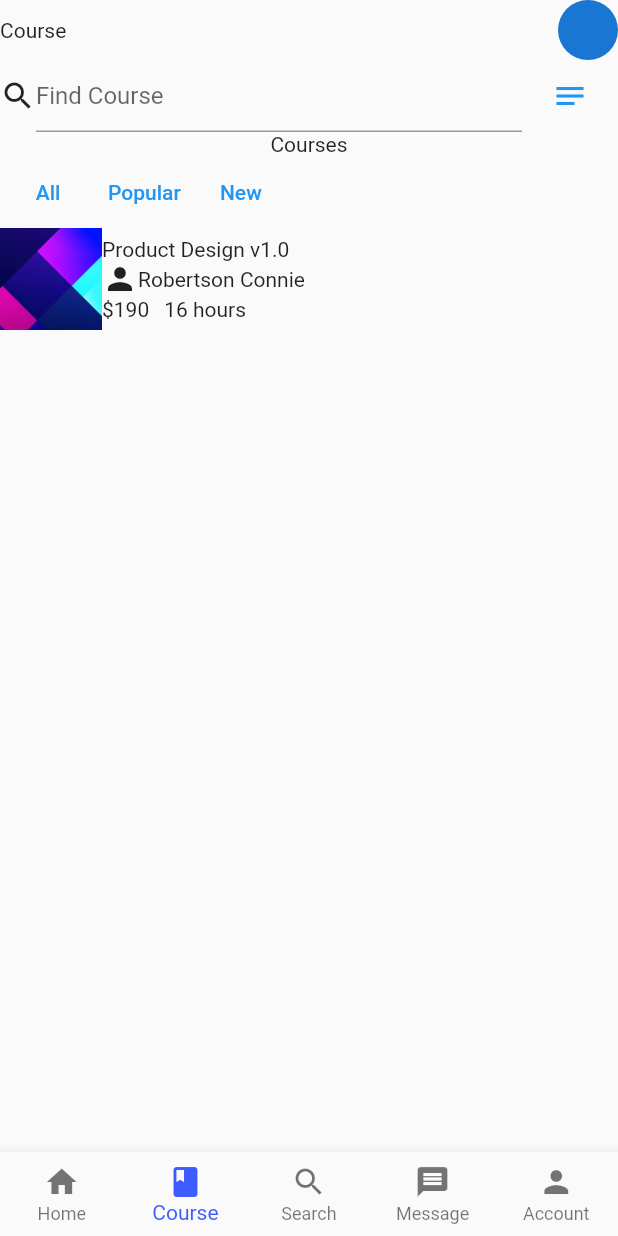
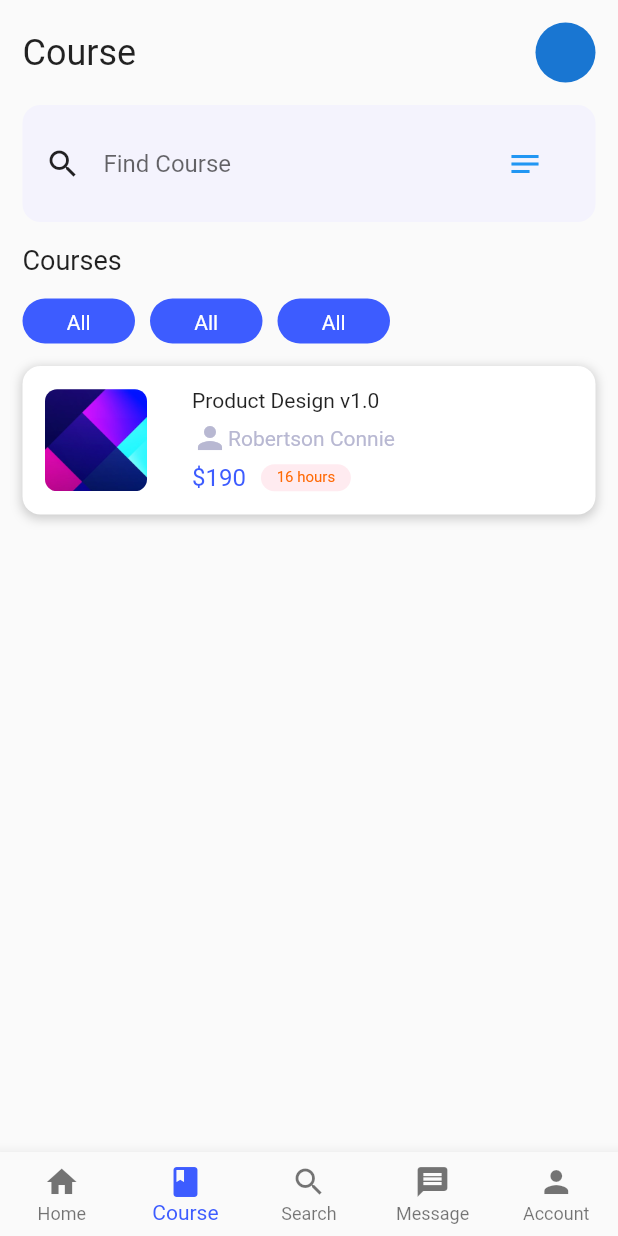
Before and after one commit to mfadlanridho/learning-app-flutter, a Flutter app: the NavigationScreen screen opened directly, item 2 of the bottom bar chosen, on a phone screen of 412 x 824 dp. Run offline on Flutter 3.47's test engine with Material 2 defaults, Android fonts, the phone set to English and light mode, and no system bars; our stand-ins replace introduction_screen.

Commit message:
course page

```diff
--- /dev/null
+++ b/lib/constants.dart
@@ -0,0 +1,2 @@
+const kTitleFontSize = 24.0;
+const kPadding = 15.0;
--- a/lib/pages/course_page.dart
+++ b/lib/pages/course_page.dart
@@ -1,4 +1,5 @@
 import 'package:flutter/material.dart';
+import 'package:online_learning/constants.dart';
 
 import '../widgets/search_bar.dart';
 
@@ -8,50 +9,144 @@ class CoursePage extends StatelessWidget {
   @override
   Widget build(BuildContext context) {
     return SafeArea(
+      child: Padding(
+        padding: const EdgeInsets.all(kPadding),
         child: Column(
+          crossAxisAlignment: CrossAxisAlignment.start,
           children: [
             Row(
               mainAxisAlignment: MainAxisAlignment.spaceBetween,
               children: [
-              Text('Course'),
+                Text(
+                  'Course',
+                  style: TextStyle(
+                    fontSize: kTitleFontSize,
+                  ),
+                ),
                 CircleAvatar(),
               ],
             ),
+            SizedBox(
+              height: 15,
+            ),
             SearchBar(),
-          Text('Courses'),
+            SizedBox(height: 15),
+            Text(
+              'Courses',
+              style: TextStyle(
+                fontSize: 18,
+              ),
+            ),
+            SizedBox(height: 15),
             CourseSelection(),
-          Container(
+            SizedBox(height: 15),
+            CourseListTile()
+          ],
+        ),
+      ),
+    );
+  }
+}
+
+class CourseListTile extends StatelessWidget {
+  const CourseListTile({
+    Key? key,
+  }) : super(key: key);
+
+  @override
+  Widget build(BuildContext context) {
+    return Container(
+      padding: EdgeInsets.all(15),
+      decoration: BoxDecoration(
+        color: Colors.white,
+        borderRadius: BorderRadius.all(
+          Radius.circular(12),
+        ),
+        boxShadow: [
+          BoxShadow(
+            color: Colors.grey.withOpacity(0.5),
+            spreadRadius: 1,
+            blurRadius: 5,
+            offset: Offset(0, 2), // changes position of shadow
+          ),
+        ],
+      ),
       child: Row(
         children: [
-                Image.asset(
+          ClipRRect(
+            borderRadius: BorderRadius.circular(8), // Image border
+            child: Image.asset(
               'images/course01.png',
               width: 68,
               height: 68,
               fit: BoxFit.fitWidth,
             ),
+          ),
+          SizedBox(
+            width: 30,
+          ),
           Column(
             crossAxisAlignment: CrossAxisAlignment.start,
             children: [
-                    Text('Product Design v1.0'),
-                    Row(
-                      children: [
-                        Icon(Icons.person),
-                        Text('Robertson Connie'),
-                      ],
+              Text(
+                'Product Design v1.0',
+                style: TextStyle(
+                  fontSize: 14,
+                ),
+              ),
+              SizedBox(
+                height: 5,
               ),
               Row(
                 children: [
-                        Text('\$190'),
+                  Icon(
+                    Icons.person,
+                    color: Color(0xffB8B8D2),
+                  ),
+                  Text(
+                    'Robertson Connie',
+                    style: TextStyle(
+                      fontSize: 14,
+                      color: Color(0xffB8B8D2),
+                    ),
+                  ),
+                ],
+              ),
+              SizedBox(
+                height: 5,
+              ),
+              Row(
+                children: [
+                  Text(
+                    '\$190',
+                    style: TextStyle(
+                      fontSize: 16,
+                      color: Color(0xff3D5CFF),
+                    ),
+                  ),
                   SizedBox(width: 10),
                   Container(
-                          child: Text('16 hours'),
+                    width: 60,
+                    padding: EdgeInsets.symmetric(horizontal: 5, vertical: 3),
+                    decoration: BoxDecoration(
+                      color: Color(0xffFFEBF0),
+                      borderRadius: BorderRadius.all(
+                        Radius.circular(13),
+                      ),
+                    ),
+                    child: Center(
+                      child: Text(
+                        '16 hours',
+                        style: TextStyle(
+                          fontSize: 10,
+                          color: Color(0xffFF6905),
+                        ),
+                      ),
+                    ),
                   )
                 ],
               )
             ],
-                )
-              ],
-            ),
           )
         ],
       ),
@@ -68,19 +163,45 @@ class CourseSelection extends StatelessWidget {
   Widget build(BuildContext context) {
     return Row(
       children: [
-        TextButton(
-          onPressed: () {},
-          child: Text('All'),
-        ),
-        TextButton(
-          onPressed: () {},
-          child: Text('Popular'),
-        ),
-        TextButton(
-          onPressed: () {},
-          child: Text('New'),
-        ),
+        CourseSelectionButton(),
+        SizedBox(width: 10),
+        CourseSelectionButton(),
+        SizedBox(width: 10),
+        CourseSelectionButton(),
       ],
     );
   }
 }
+
+class CourseSelectionButton extends StatelessWidget {
+  const CourseSelectionButton({
+    Key? key,
+  }) : super(key: key);
+
+  @override
+  Widget build(BuildContext context) {
+    return Container(
+      width: 75,
+      height: 30,
+      decoration: BoxDecoration(
+        color: Color(0xff3D5CFF),
+        borderRadius: BorderRadius.all(
+          Radius.circular(20),
+        ),
+      ),
+      child: TextButton(
+        onPressed: () {},
+        child: Text(
+          'All',
+          style: TextStyle(
+            fontSize: 14,
+            fontWeight: FontWeight.w400,
+          ),
+        ),
+        style: TextButton.styleFrom(
+          primary: Colors.white,
+        ),
+      ),
+    );
+  }
+}
--- a/lib/pages/home_page.dart
+++ b/lib/pages/home_page.dart
@@ -1,4 +1,5 @@
 import 'package:flutter/material.dart';
+import 'package:online_learning/constants.dart';
 
 class HomePage extends StatelessWidget {
   const HomePage({Key? key}) : super(key: key);
@@ -264,7 +265,7 @@ class ProfileHeader extends StatelessWidget {
               Text(
                 'Hi, Kristin',
                 style: TextStyle(
-                  fontSize: 24,
+                  fontSize: kTitleFontSize,
                   color: Colors.white,
                   fontWeight: FontWeight.w400,
                 ),
--- a/lib/widgets/search_bar.dart
+++ b/lib/widgets/search_bar.dart
@@ -8,17 +8,38 @@ class SearchBar extends StatelessWidget {
   @override
   Widget build(BuildContext context) {
     return Container(
+      decoration: BoxDecoration(
+        color: Color(0xffF4F3FD),
+        borderRadius: BorderRadius.all(
+          Radius.circular(12),
+        ),
+      ),
+      child: Padding(
+        padding: const EdgeInsets.all(15.0),
         child: Row(
           children: [
             Icon(Icons.search),
+            SizedBox(
+              width: 15,
+            ),
             Expanded(
               child: TextField(
-              decoration: InputDecoration(hintText: 'Find Course'),
+                decoration: InputDecoration(
+                  hintText: 'Find Course',
+                  isDense: true,
+                  contentPadding: EdgeInsets.all(0),
+                  border: InputBorder.none,
+                  focusedBorder: InputBorder.none,
+                  enabledBorder: InputBorder.none,
+                  errorBorder: InputBorder.none,
+                  disabledBorder: InputBorder.none,
+                ),
               ),
             ),
             TextButton(onPressed: () {}, child: Icon(Icons.notes))
           ],
         ),
+      ),
     );
   }
 }
```
Lines whose indentation alone changed are shown as unchanged.
